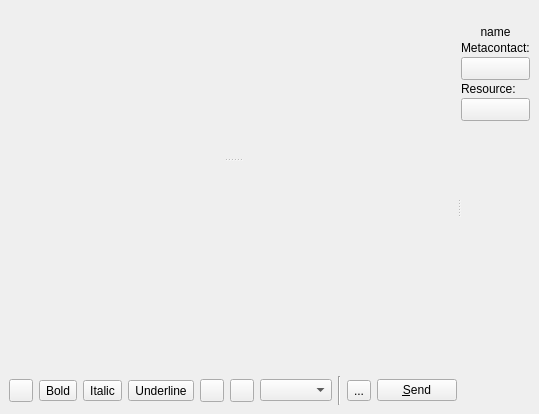
First picture: the form in widgets/chatwidget.ui, repository xmpp-graveyard/jabbim, before the edit.
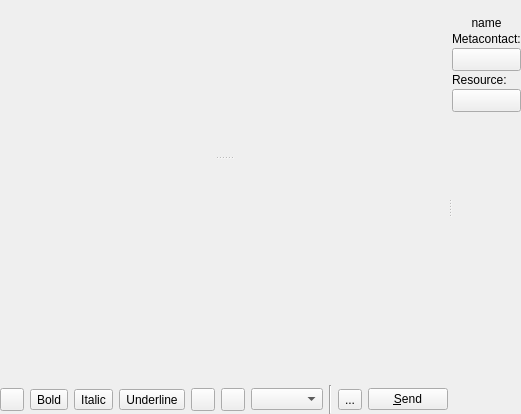
Second picture: the form after the edit. Icons and pictures are not drawn.

Patch:
```diff
--- a/widgets/chatwidget.ui
+++ b/widgets/chatwidget.ui
@@ -16,11 +16,23 @@
    <string>Form</string>
   </property>
   <layout class="QGridLayout" >
-   <property name="margin" >
-    <number>9</number>
+   <property name="leftMargin" >
+    <number>0</number>
    </property>
-   <property name="spacing" >
-    <number>6</number>
+   <property name="topMargin" >
+    <number>0</number>
+   </property>
+   <property name="rightMargin" >
+    <number>0</number>
+   </property>
+   <property name="bottomMargin" >
+    <number>0</number>
+   </property>
+   <property name="horizontalSpacing" >
+    <number>0</number>
+   </property>
+   <property name="verticalSpacing" >
+    <number>0</number>
    </property>
    <item row="0" column="0" >
     <widget class="QSplitter" name="splitter_2" >
@@ -58,9 +70,7 @@
           <item>
            <widget class="QLabel" name="selfAvatar" >
             <property name="sizePolicy" >
-             <sizepolicy>
-              <hsizetype>0</hsizetype>
-              <vsizetype>0</vsizetype>
+             <sizepolicy vsizetype="Fixed" hsizetype="Fixed" >
               <horstretch>0</horstretch>
               <verstretch>0</verstretch>
              </sizepolicy>
@@ -303,9 +313,7 @@
        <item>
         <widget class="QToolButton" name="metaButton" >
          <property name="sizePolicy" >
-          <sizepolicy>
-           <hsizetype>7</hsizetype>
-           <vsizetype>0</vsizetype>
+          <sizepolicy vsizetype="Fixed" hsizetype="Expanding" >
            <horstretch>0</horstretch>
            <verstretch>0</verstretch>
           </sizepolicy>
@@ -331,9 +339,7 @@
        <item>
         <widget class="QToolButton" name="resourceButton" >
          <property name="sizePolicy" >
-          <sizepolicy>
-           <hsizetype>7</hsizetype>
-           <vsizetype>0</vsizetype>
+          <sizepolicy vsizetype="Fixed" hsizetype="Expanding" >
            <horstretch>0</horstretch>
            <verstretch>0</verstretch>
           </sizepolicy>
```
Left out of the diff: 60 changed lines with no effect on the pictures.
